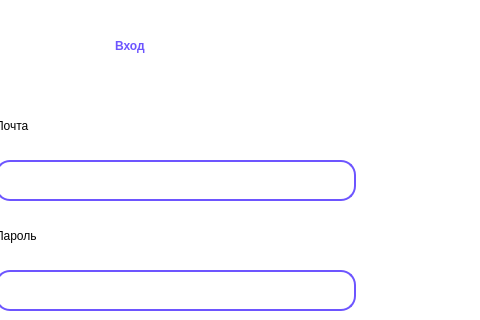
Qt form project/login.ui (AssasinNik/meow) before a commit; both pictures show x 265 to 745 and y 0 to 320 of the 921 by 511 pixel window.
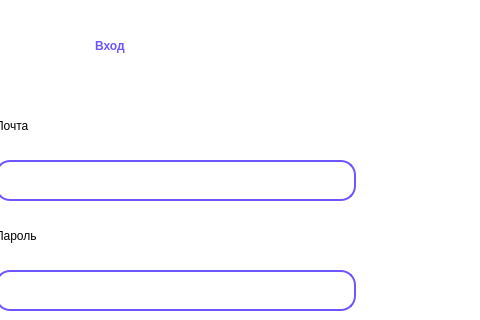
The same form after that commit. Icons and pictures are not drawn.

```diff
--- a/project/login.ui
+++ b/project/login.ui
@@ -31,9 +31,9 @@
   <widget class="QLabel" name="label">
    <property name="geometry">
     <rect>
-     <x>380</x>
+     <x>360</x>
      <y>10</y>
-     <width>181</width>
+     <width>291</width>
      <height>71</height>
     </rect>
    </property>
```
